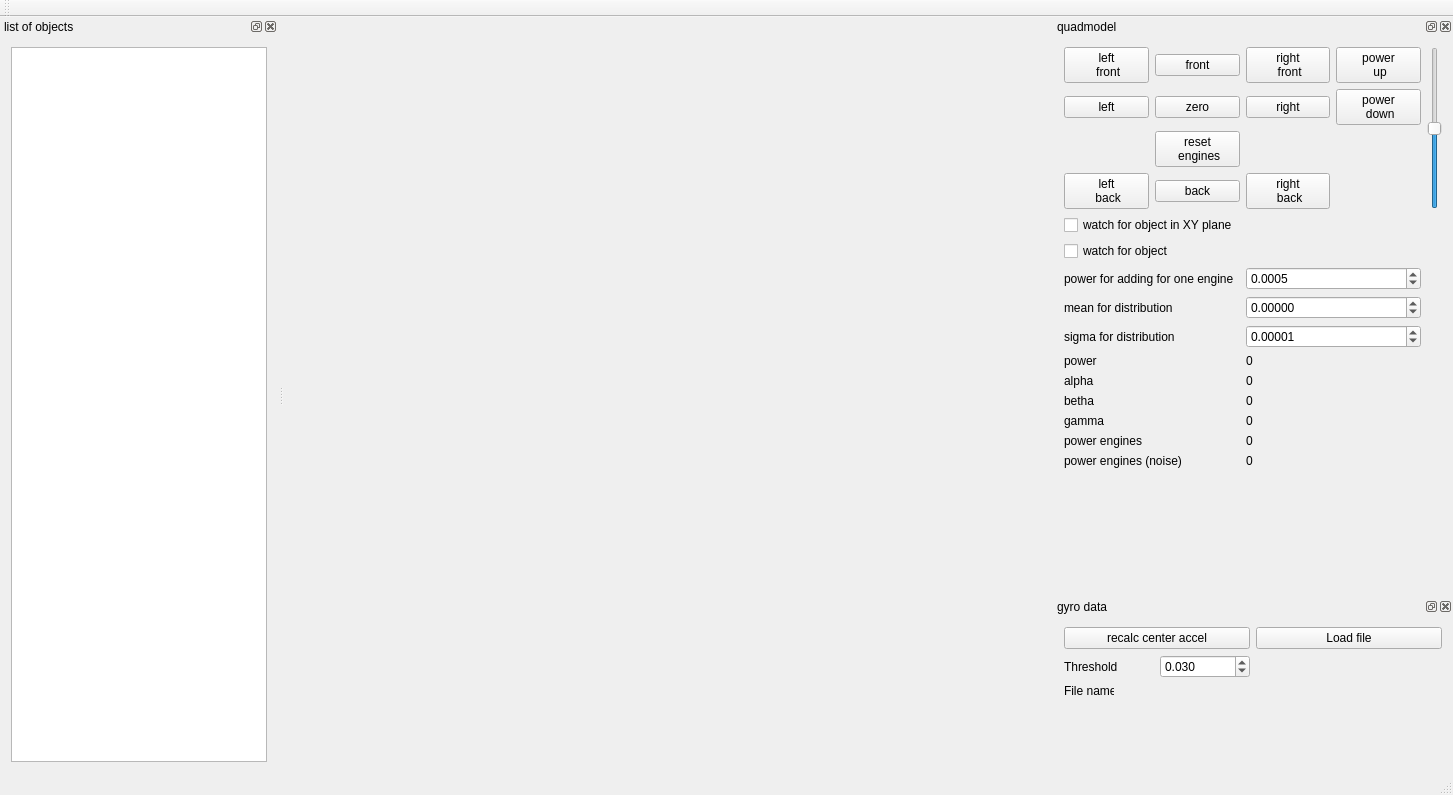
Old version of the form mainwindow.ui in the repository artthirt/glsamp.
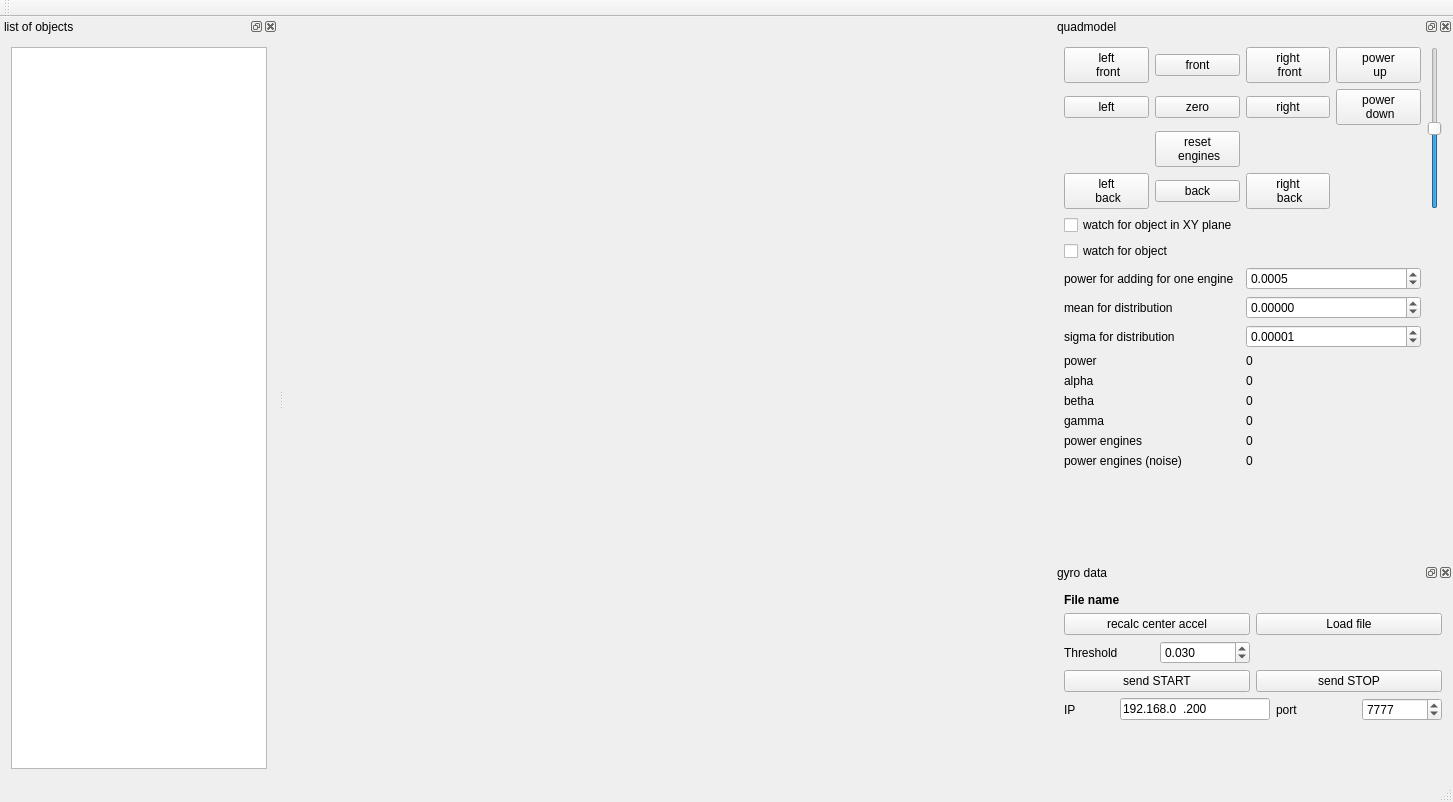
New version of the form. Custom widgets are drawn as their Qt base class.

Commit message: work with udp data from gyroscope

Diff of the .ui file:
```diff
--- a/mainwindow.ui
+++ b/mainwindow.ui
@@ -47,7 +47,7 @@
    <property name="minimumSize">
     <size>
      <width>400</width>
-     <height>466</height>
+     <height>542</height>
     </size>
    </property>
    <property name="maximumSize">
@@ -388,8 +388,8 @@
   <widget class="QDockWidget" name="dockWidget_4">
    <property name="minimumSize">
     <size>
-     <width>215</width>
-     <height>129</height>
+     <width>370</width>
+     <height>215</height>
     </size>
    </property>
    <property name="windowTitle">
@@ -400,7 +400,7 @@
    </attribute>
    <widget class="QWidget" name="dockWidgetContents_4">
     <layout class="QGridLayout" name="gridLayout_8">
-     <item row="0" column="0">
+     <item row="1" column="0">
       <layout class="QGridLayout" name="gridLayout_7">
        <item row="1" column="2">
         <widget class="QPushButton" name="pushButton_5">
@@ -417,6 +417,20 @@
         </widget>
        </item>
        <item row="3" column="0">
+        <widget class="QPushButton" name="pushButton_7">
+         <property name="text">
+          <string>send START</string>
+         </property>
+        </widget>
+       </item>
+       <item row="3" column="2">
+        <widget class="QPushButton" name="pushButton_8">
+         <property name="text">
+          <string>send STOP</string>
+         </property>
+        </widget>
+       </item>
+       <item row="2" column="0">
         <layout class="QHBoxLayout" name="horizontalLayout_4">
          <property name="topMargin">
           <number>0</number>
@@ -445,7 +459,73 @@
        </item>
       </layout>
      </item>
-     <item row="2" column="0">
+     <item row="5" column="0">
+      <spacer name="verticalSpacer_2">
+       <property name="orientation">
+        <enum>Qt::Vertical</enum>
+       </property>
+       <property name="sizeHint" stdset="0">
+        <size>
+         <width>20</width>
+         <height>40</height>
+        </size>
+       </property>
+      </spacer>
+     </item>
+     <item row="4" column="0">
+      <layout class="QHBoxLayout" name="horizontalLayout_5">
+       <property name="topMargin">
+        <number>0</number>
+       </property>
+       <item>
+        <widget class="QLabel" name="label_11">
+         <property name="maximumSize">
+          <size>
+           <width>50</width>
+           <height>16777215</height>
+          </size>
+         </property>
+         <property name="text">
+          <string>IP</string>
+         </property>
+        </widget>
+       </item>
+       <item>
+        <widget class="QLineEdit" name="le_ip_gyro_data">
+         <property name="maximumSize">
+          <size>
+           <width>150</width>
+           <height>16777215</height>
+          </size>
+         </property>
+         <property name="inputMask">
+          <string>999.999.999.999</string>
+         </property>
+         <property name="text">
+          <string>192.168.0.200</string>
+         </property>
+        </widget>
+       </item>
+       <item>
+        <widget class="QLabel" name="label_12">
+         <property name="text">
+          <string>port</string>
+         </property>
+        </widget>
+       </item>
+       <item>
+        <widget class="QSpinBox" name="sb_gyro_data">
+         <property name="maximum">
+          <number>65535</number>
+         </property>
+         <property name="value">
+          <number>7777</number>
+         </property>
+        </widget>
+       </item>
+      </layout>
+     </item>
+     <item row="0" column="0">
       <layout class="QHBoxLayout" name="horizontalLayout_3">
        <property name="topMargin">
         <number>0</number>
@@ -460,10 +540,16 @@
          </property>
          <property name="maximumSize">
           <size>
-           <width>50</width>
+           <width>80</width>
            <height>16777215</height>
           </size>
          </property>
+         <property name="font">
+          <font>
+           <weight>75</weight>
+           <bold>true</bold>
+          </font>
+         </property>
          <property name="text">
           <string>File name</string>
          </property>
@@ -481,19 +567,6 @@
        </item>
       </layout>
      </item>
-     <item row="4" column="0">
-      <spacer name="verticalSpacer_2">
-       <property name="orientation">
-        <enum>Qt::Vertical</enum>
-       </property>
-       <property name="sizeHint" stdset="0">
-        <size>
-         <width>20</width>
-         <height>40</height>
-        </size>
-       </property>
-      </spacer>
-     </item>
     </layout>
    </widget>
   </widget>
```
Left out of the diff: 2 changed lines with no effect on the pictures. The commit also changes 5 other files.
